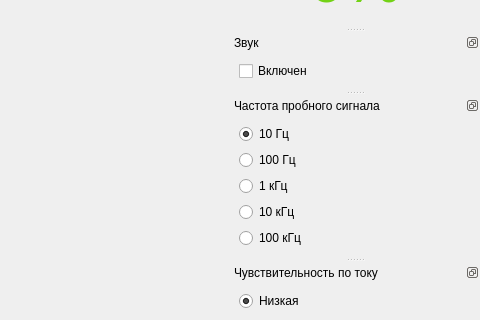
First picture: the form in gui/mainwindow.ui, repository EPC-MSU/EPLab, before the edit; both pictures show x 402 to 882 and y 84 to 404 of the 882 by 1121 pixel window.
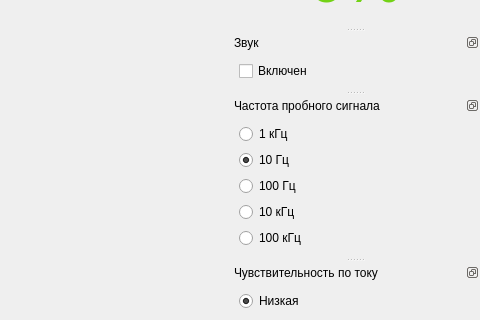
Second picture: the form after the edit.

Commit message: fixed menu with frequency

Patch:
```diff
--- a/gui/mainwindow.ui
+++ b/gui/mainwindow.ui
@@ -147,6 +147,13 @@
    </attribute>
    <widget class="QWidget" name="dockWidgetContents_3">
     <layout class="QVBoxLayout" name="verticalLayout_7">
+     <item>
+      <widget class="QRadioButton" name="frequency_1khz_radio_button">
+       <property name="text">
+        <string>1 кГц</string>
+       </property>
+      </widget>
+     </item>
      <item>
       <widget class="QRadioButton" name="frequency_10hz_radio_button">
        <property name="enabled">
@@ -167,13 +174,6 @@
        </property>
       </widget>
      </item>
-     <item>
-      <widget class="QRadioButton" name="frequency_1khz_radio_button">
-       <property name="text">
-        <string>1 кГц</string>
-       </property>
-      </widget>
-     </item>
      <item>
       <widget class="QRadioButton" name="frequency_10khz_radio_button">
        <property name="text">
```
